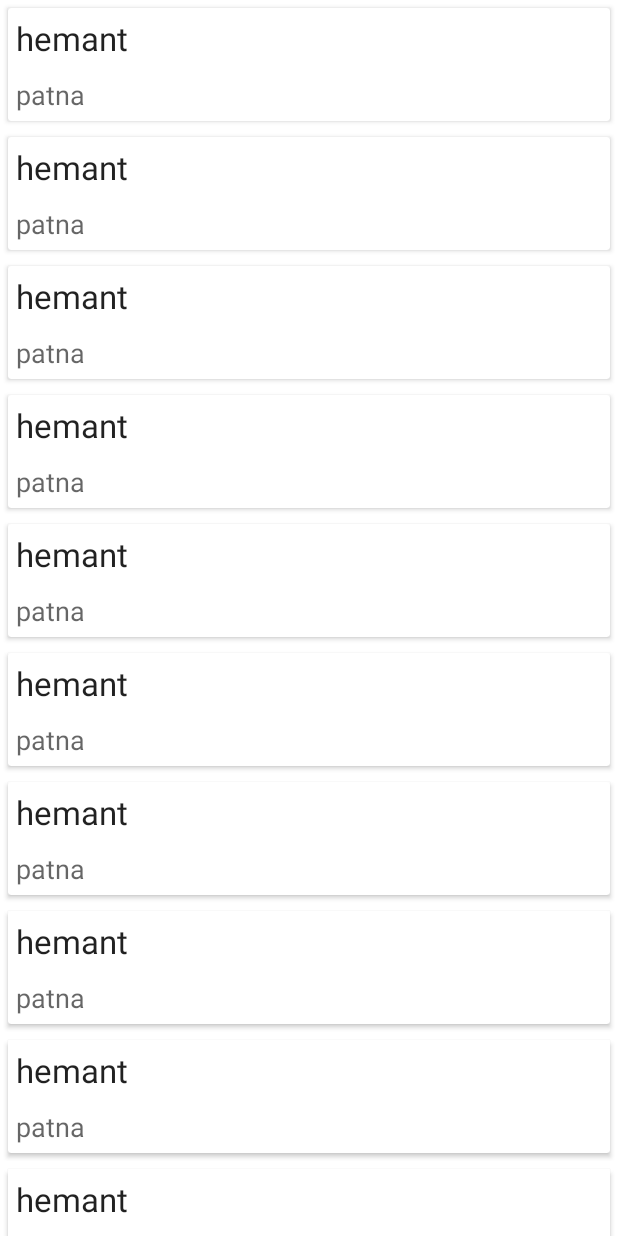
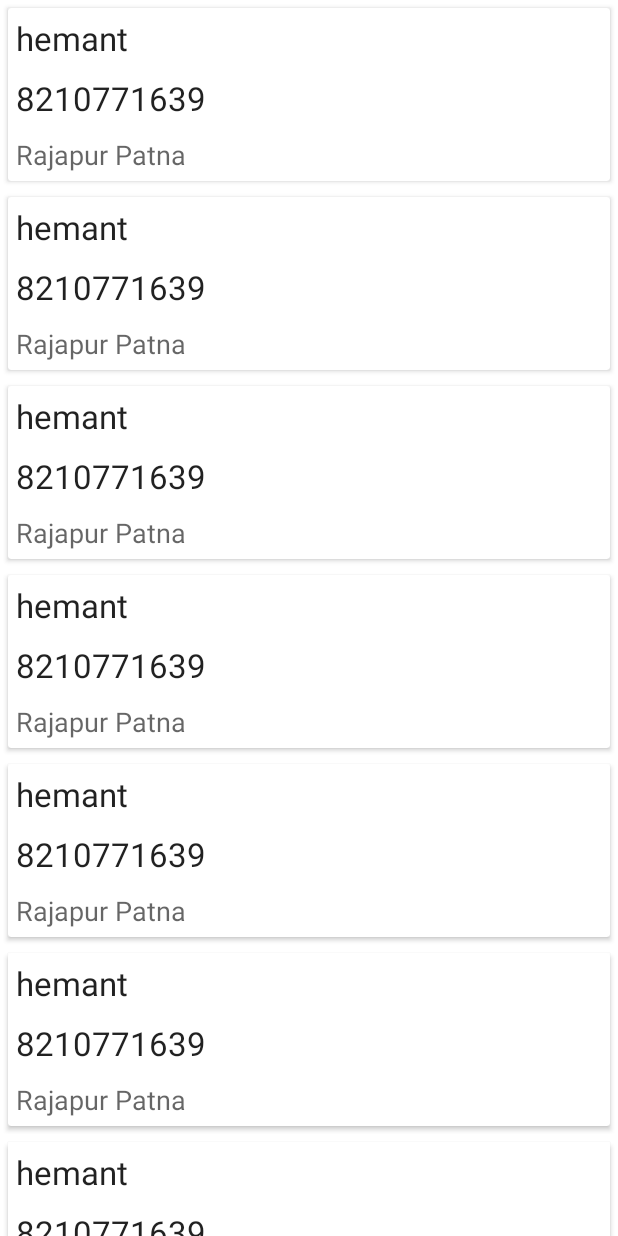
Before and after one commit to hemant00007/kotlin, an Android app: the screen it shows after launch (MainActivity), on a phone screen of 412 x 824 dp. Run offline under Robolectric (Android 15) with nearby library versions, the phone set to English and light mode, and no system bars.

Commit message:
Recyclerview with kotlin

```diff
--- a/app/src/main/java/com/example/kotlin/CustomAdapter.kt
+++ /dev/null
@@ -1,33 +0,0 @@
-package com.example.kotlin
-
-import User
-import android.view.LayoutInflater
-import android.view.View
-import android.view.ViewGroup
-import android.widget.TextView
-import androidx.recyclerview.widget.RecyclerView
-
-class CustomAdapter(val arrayList: ArrayList<User>): RecyclerView.Adapter<CustomAdapter.ViewHolder>() {
-
-    class ViewHolder(itemview:View):RecyclerView.ViewHolder(itemview){
-        fun bindItems(user: User){
-           val username =itemView.findViewById(R.id.textViewUsername) as TextView
-            val address = itemView.findViewById(R.id.textViewAddress) as TextView
-            username.text=user.name
-            address.text=user.address
-        }
-    }
-
-    override fun onCreateViewHolder(parent: ViewGroup, viewType: Int): ViewHolder {
-       val  v = LayoutInflater.from(parent.context).inflate(R.layout.itemview,parent,false)
-        return ViewHolder(v)
-    }
-
-    override fun getItemCount(): Int {
-        return arrayList.size
-    }
-
-    override fun onBindViewHolder(holder: ViewHolder, position: Int) {
-   holder.bindItems(arrayList[position])
-    }
-}
--- a/app/src/main/java/com/example/kotlin/MainActivity.kt
+++ b/app/src/main/java/com/example/kotlin/MainActivity.kt
@@ -1,40 +1,40 @@
 package com.example.kotlin
 
-import User
 import androidx.appcompat.app.AppCompatActivity
 import android.os.Bundle
-import android.widget.LinearLayout
-import androidx.recyclerview.widget.DefaultItemAnimator
 import androidx.recyclerview.widget.LinearLayoutManager
 import androidx.recyclerview.widget.RecyclerView
 
 
 class MainActivity : AppCompatActivity(){
 
-
-    override fun onCreate(abc:Bundle?) {
+        val datalist =ArrayList<User>()
+         override fun onCreate(abc:Bundle?) {
         super.onCreate(abc)
         setContentView(R.layout.activity_main)
-        val arrlist = ArrayList<User>()
-        val recyclerView = findViewById(R.id.recyclerView) as RecyclerView
-        recyclerView.layoutManager = LinearLayoutManager(this)
-        arrlist.add(User("hemant", "patna"))
-        arrlist.add(User("hemant", "patna"))
-        arrlist.add(User("hemant", "patna"))
-        arrlist.add(User("hemant", "patna"))
-        arrlist.add(User("hemant", "patna"))
-        arrlist.add(User("hemant", "patna"))
-        arrlist.add(User("hemant", "patna"))
-        arrlist.add(User("hemant", "patna"))
-        arrlist.add(User("hemant", "patna"))
-        arrlist.add(User("hemant", "patna"))
-        arrlist.add(User("hemant", "patna"))
-        arrlist.add(User("hemant", "patna"))
-        val adapter = CustomAdapter(arrlist)
+        val  recyclerview =findViewById(R.id.recyclerView) as RecyclerView
+        recyclerview.layoutManager=LinearLayoutManager(this)
 
-        recyclerView.adapter = adapter
+            datalist.add(User("hemant","8210771639","Rajapur Patna"))
+            datalist.add(User("hemant","8210771639","Rajapur Patna"))
+            datalist.add(User("hemant","8210771639","Rajapur Patna"))
+            datalist.add(User("hemant","8210771639","Rajapur Patna"))
+            datalist.add(User("hemant","8210771639","Rajapur Patna"))
+            datalist.add(User("hemant","8210771639","Rajapur Patna"))
+            datalist.add(User("hemant","8210771639","Rajapur Patna"))
+            datalist.add(User("hemant","8210771639","Rajapur Patna"))
+            datalist.add(User("hemant","8210771639","Rajapur Patna"))
+            datalist.add(User("hemant","8210771639","Rajapur Patna"))
+            datalist.add(User("hemant","8210771639","Rajapur Patna"))
+            datalist.add(User("hemant","8210771639","Rajapur Patna"))
+            datalist.add(User("hemant","8210771639","Rajapur Patna"))
+            datalist.add(User("hemant","8210771639","Rajapur Patna"))
+            datalist.add(User("hemant","8210771639","Rajapur Patna"))
+            datalist.add(User("hemant","8210771639","Rajapur Patna"))
+            datalist.add(User("hemant","8210771639","Rajapur Patna"))
+            datalist.add(User("hemant","8210771639","Rajapur Patna"))
+            val adapters =MyAdapter(datalist)
+            recyclerview.adapter=adapters
+
+        }
     }
-
-
-
-}
--- /dev/null
+++ b/app/src/main/java/com/example/kotlin/MyAdapter.kt
@@ -0,0 +1,39 @@
+package com.example.kotlin
+
+import android.view.LayoutInflater
+import android.view.View
+import android.view.ViewGroup
+import android.widget.TextView
+import androidx.recyclerview.widget.RecyclerView
+
+class MyAdapter(val details:ArrayList<User>): RecyclerView.Adapter<MyAdapter.DetailsHolder>() {
+
+
+    class DetailsHolder(val itemview:View):RecyclerView.ViewHolder(itemview){
+
+        val  username = itemview.findViewById(R.id.textViewUsername)as TextView
+        val  mobile = itemview.findViewById(R.id.textViewmobile) as TextView
+        val address = itemview.findViewById(R.id.textViewAddress) as TextView
+        fun redundant(user :User){
+            username.text = user.name
+            mobile.text= user.Mobile
+            address.text=user.Address
+        }
+    }
+
+    override fun onCreateViewHolder(parent: ViewGroup, viewType: Int): DetailsHolder {
+
+        val v =LayoutInflater.from(parent.context).inflate(R.layout.itemview,parent,false)
+        return DetailsHolder(v)
+
+    }
+
+    override fun onBindViewHolder(holder: DetailsHolder, position: Int) {
+      holder.redundant( details[position])
+    }
+
+    override fun getItemCount(): Int {
+       return details.size
+    }
+
+}
--- a/app/src/main/java/com/example/kotlin/User.kt
+++ b/app/src/main/java/com/example/kotlin/User.kt
@@ -1,3 +1,3 @@
+package com.example.kotlin
 
-
-data class User(val name: String,val address :String)
+data class User(val  name :String,val Mobile:String,val  Address :String)
--- a/app/src/main/res/layout/itemview.xml
+++ b/app/src/main/res/layout/itemview.xml
@@ -22,6 +22,13 @@
                 android:padding="5dp"
                 android:text="Hemant kumar"
                 android:textAppearance="@style/Base.TextAppearance.AppCompat.Large" />
+            <TextView
+                android:id="@+id/textViewmobile"
+                android:layout_width="match_parent"
+                android:layout_height="wrap_content"
+                android:padding="5dp"
+                android:text="556556"
+                android:textAppearance="@style/Base.TextAppearance.AppCompat.Large" />
 
             <TextView
                 android:id="@+id/textViewAddress"
```
